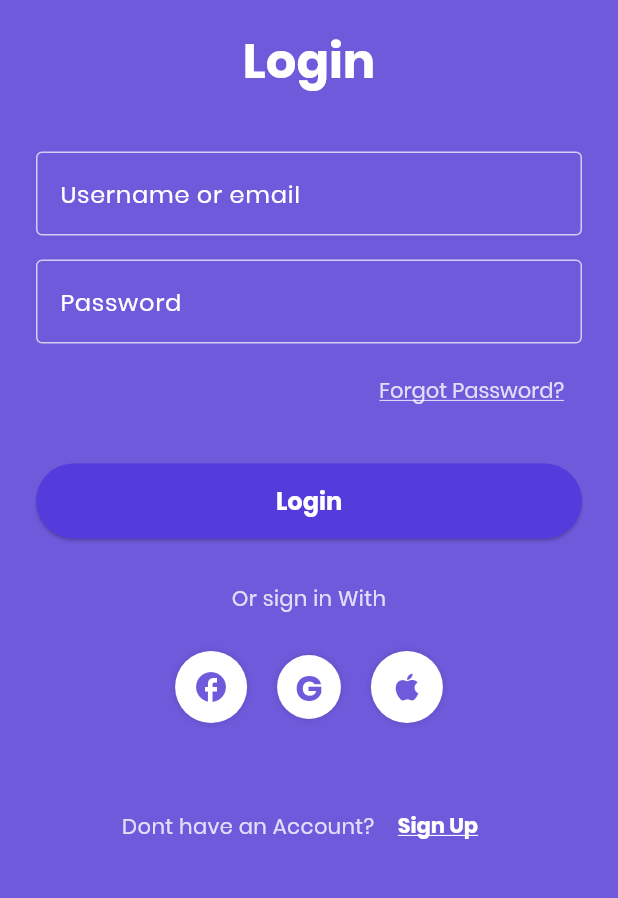
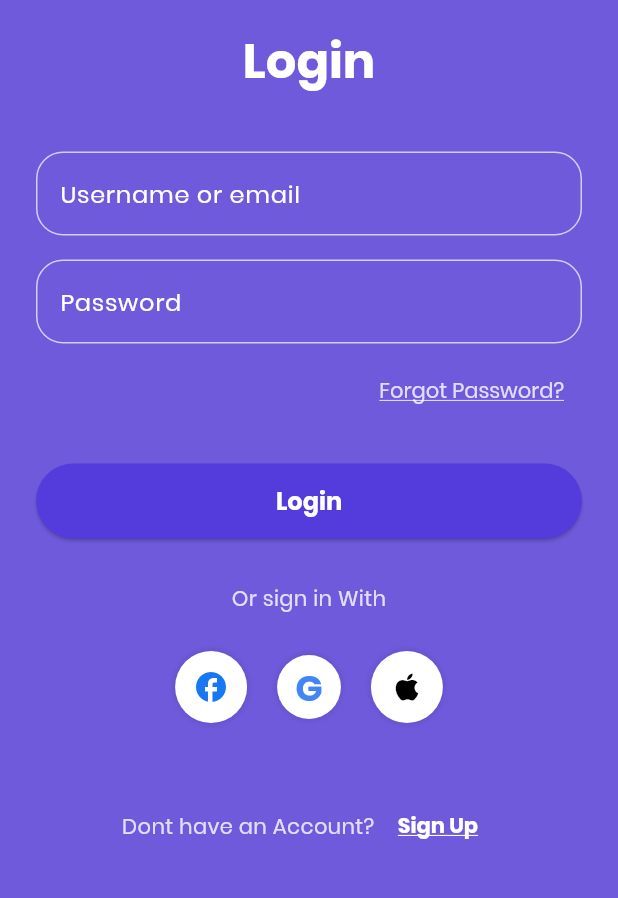
Before and after one commit to Theodore-Ross-18/Laundry-Scout, a Flutter app: the screen it shows after launch, on a phone screen of 412 x 824 dp, the part 276-1174 px from its top. Run offline on Flutter 3.47's test engine with Material 3 defaults, Android fonts, the phone set to English and light mode, and no system bars; our stand-ins replace flutter_dotenv, supabase_flutter; accounts and stored records are empty.

Commit message:
Login Fix

```diff
--- a/laundry_scout/lib/screens/auth/login_screen.dart
+++ b/laundry_scout/lib/screens/auth/login_screen.dart
@@ -96,6 +96,18 @@ class _LoginScreenState extends State<LoginScreen> {
                     controller: _emailController,
                     decoration: const InputDecoration(
                       labelText: 'Username or email',
+                      border: OutlineInputBorder(
+                        borderRadius: BorderRadius.all(Radius.circular(18.0)), // Apply border radius
+                        borderSide: BorderSide(color: Color(0xFFFFFFFF)),
+                      ),
+                      enabledBorder: OutlineInputBorder(
+                        borderRadius: BorderRadius.all(Radius.circular(18.0)), // Apply border radius
+                        borderSide: BorderSide(color: Colors.white70),
+                      ),
+                      focusedBorder: OutlineInputBorder(
+                        borderRadius: BorderRadius.all(Radius.circular(18.0)), // Apply border radius
+                        borderSide: BorderSide(color: Color(0xFFFFFFFF)),
+                      ),
                     ),
                     validator: (value) {
                       if (value == null || value.isEmpty) {
@@ -110,6 +122,18 @@ class _LoginScreenState extends State<LoginScreen> {
                     controller: _passwordController,
                     decoration: const InputDecoration(
                       labelText: 'Password',
+                       border: OutlineInputBorder(
+                        borderRadius: BorderRadius.all(Radius.circular(18.0)), // Apply border radius
+                        borderSide: BorderSide(color: Color(0xFFFFFFFF)),
+                      ),
+                      enabledBorder: OutlineInputBorder(
+                        borderRadius: BorderRadius.all(Radius.circular(18.0)), // Apply border radius
+                        borderSide: BorderSide(color: Colors.white70),
+                      ),
+                      focusedBorder: OutlineInputBorder(
+                        borderRadius: BorderRadius.all(Radius.circular(18.0)), // Apply border radius
+                        borderSide: BorderSide(color: Color(0xFFFFFFFF)),
+                      ),
                     ),
                     obscureText: true,
                     validator: (value) {
@@ -162,21 +186,21 @@ class _LoginScreenState extends State<LoginScreen> {
                     mainAxisAlignment: MainAxisAlignment.center,
                     children: [
                       _buildSocialIcon(
-                        child: Icon(Icons.facebook, color: Theme.of(context).primaryColor, size: 24),
+                        child: Icon(Icons.facebook, color: Color(0xFF1877F2), size: 24), // Facebook Blue
                         onPressed: () {
                           // TODO: Implement Facebook Sign-In
                         },
                       ),
                       const SizedBox(width: 20),
                       _buildSocialIcon(
-                        child: Text('G', style: TextStyle(fontSize: 24, fontWeight: FontWeight.bold, color: Theme.of(context).primaryColor)),
+                        child: Text('G', style: TextStyle(fontSize: 24, fontWeight: FontWeight.bold, color: Color(0xFF4285F4))), // Google Blue
                         onPressed: () {
                           // TODO: Implement Google Sign-In
                         },
                       ),
                       const SizedBox(width: 20),
                       _buildSocialIcon(
-                        child: Icon(Icons.apple, color: Theme.of(context).primaryColor, size: 24),
+                        child: Icon(Icons.apple, color: Colors.black, size: 24), // Apple Black
                         onPressed: () {
                           // TODO: Implement Apple Sign-In
                         },
```
